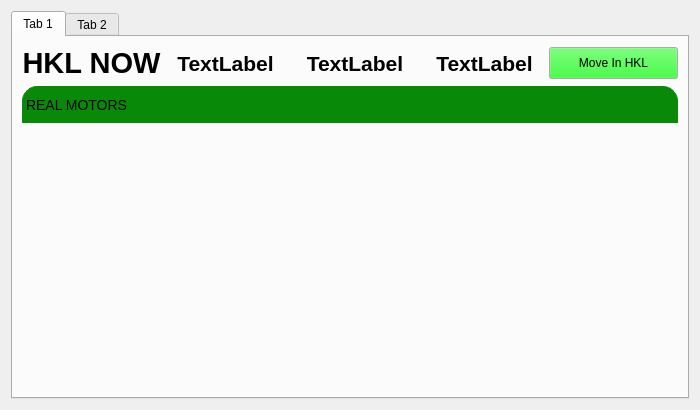
Qt form gui/main2.ui (HugoValim/DAF) before a commit.
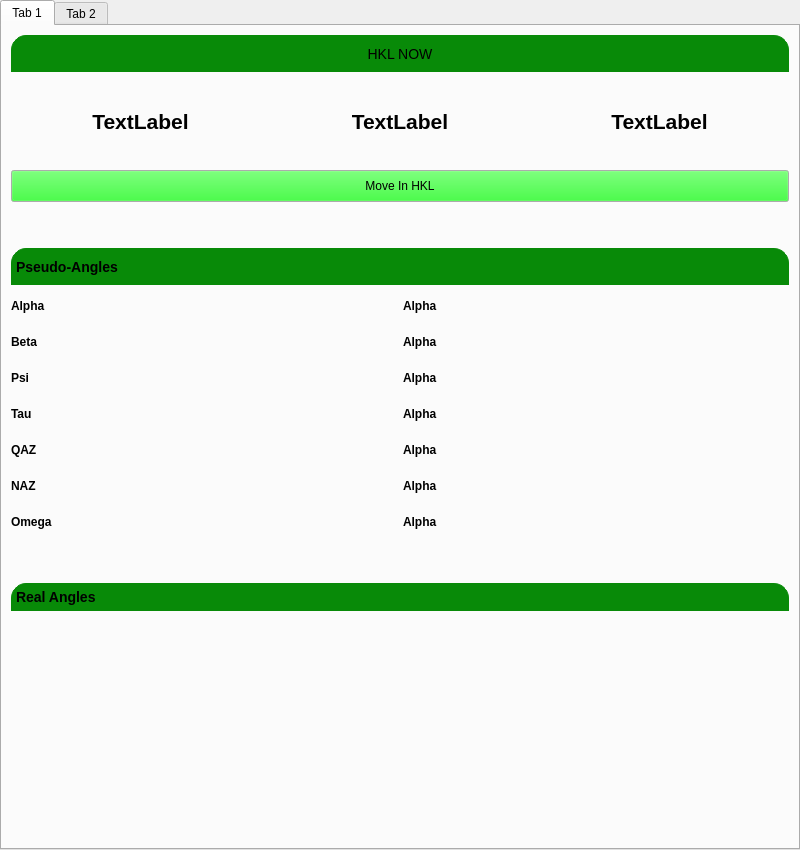
The same form after that commit. Custom widgets are drawn as their Qt base class.

Patch:
```diff
--- a/gui/main2.ui
+++ b/gui/main2.ui
@@ -6,14 +6,29 @@
    <rect>
     <x>0</x>
     <y>0</y>
-    <width>700</width>
-    <height>410</height>
+    <width>800</width>
+    <height>850</height>
    </rect>
   </property>
   <property name="windowTitle">
    <string>Form</string>
   </property>
   <layout class="QVBoxLayout" name="verticalLayout">
+   <property name="spacing">
+    <number>0</number>
+   </property>
+   <property name="leftMargin">
+    <number>0</number>
+   </property>
+   <property name="topMargin">
+    <number>0</number>
+   </property>
+   <property name="rightMargin">
+    <number>0</number>
+   </property>
+   <property name="bottomMargin">
+    <number>0</number>
+   </property>
    <item>
     <widget class="QTabWidget" name="tabWidget">
      <property name="styleSheet">
@@ -28,19 +43,31 @@
       </attribute>
       <layout class="QVBoxLayout" name="verticalLayout_2">
        <item>
-        <layout class="QGridLayout" name="gridLayout">
-         <property name="spacing">
-          <number>0</number>
-         </property>
-         <item row="0" column="0">
           <widget class="QLabel" name="label_2">
+         <property name="minimumSize">
+          <size>
+           <width>0</width>
+           <height>32</height>
+          </size>
+         </property>
            <property name="font">
             <font>
-             <pointsize>22</pointsize>
-             <weight>75</weight>
-             <bold>true</bold>
-            </font>
-           </property>
+           <pointsize>-1</pointsize>
+          </font>
+         </property>
+         <property name="styleSheet">
+          <string notr="true"> QLabel {
+    qproperty-alignment: AlignCenter;
+    border: 1px solid #088A08;
+    border-top-left-radius: 15px;
+    border-top-right-radius: 15px;
+    background-color: #088A08;
+    padding: 5px 0px;
+    color: rgb(0, 0, 0);
+    max-height: 25px;
+    font-size: 14px;
+}</string>
+         </property>
            <property name="text">
             <string>HKL NOW</string>
            </property>
@@ -49,8 +76,13 @@
            </property>
           </widget>
          </item>
-         <item row="0" column="2">
-          <widget class="QLabel" name="K_val">
+       <item>
+        <layout class="QGridLayout" name="gridLayout">
+         <property name="spacing">
+          <number>0</number>
+         </property>
+         <item row="0" column="1">
+          <widget class="QLabel" name="H_val">
            <property name="font">
             <font>
              <pointsize>16</pointsize>
@@ -83,8 +115,8 @@
            </property>
           </widget>
          </item>
-         <item row="0" column="1">
-          <widget class="QLabel" name="H_val">
+         <item row="0" column="2">
+          <widget class="QLabel" name="K_val">
            <property name="font">
             <font>
              <pointsize>16</pointsize>
@@ -100,7 +132,9 @@
            </property>
           </widget>
          </item>
-         <item row="0" column="4">
+        </layout>
+       </item>
+       <item>
           <widget class="PyDMRelatedDisplayButton" name="PyDMRelatedDisplayButton">
            <property name="minimumSize">
             <size>
@@ -161,73 +195,412 @@
            </property>
           </widget>
          </item>
+       <item>
+        <spacer name="verticalSpacer_2">
+         <property name="orientation">
+          <enum>Qt::Vertical</enum>
+         </property>
+         <property name="sizeType">
+          <enum>QSizePolicy::Fixed</enum>
+         </property>
+         <property name="sizeHint" stdset="0">
+          <size>
+           <width>20</width>
+           <height>40</height>
+          </size>
+         </property>
+        </spacer>
+       </item>
+       <item>
+        <widget class="QLabel" name="label_4">
+         <property name="font">
+          <font>
+           <pointsize>-1</pointsize>
+           <weight>75</weight>
+           <bold>true</bold>
+          </font>
+         </property>
+         <property name="styleSheet">
+          <string notr="true"> QLabel {
+    qproperty-alignment: AlignCenter;
+    border: 1px solid #088A08;
+    border-top-left-radius: 15px;
+    border-top-right-radius: 15px;
+    background-color: #088A08;
+    padding: 5px 0px;
+    color: rgb(0, 0, 0);
+    max-height: 25px;
+    font-size: 14px;
+}</string>
+         </property>
+         <property name="text">
+          <string>Pseudo-Angles</string>
+         </property>
+        </widget>
+       </item>
+       <item>
+        <layout class="QGridLayout" name="gridLayout_3">
+         <item row="4" column="1">
+          <widget class="QLabel" name="label_qaz">
+           <property name="minimumSize">
+            <size>
+             <width>0</width>
+             <height>30</height>
+            </size>
+           </property>
+           <property name="maximumSize">
+            <size>
+             <width>16777215</width>
+             <height>38</height>
+            </size>
+           </property>
+           <property name="font">
+            <font>
+             <weight>75</weight>
+             <bold>true</bold>
+            </font>
+           </property>
+           <property name="text">
+            <string>Alpha</string>
+           </property>
+          </widget>
+         </item>
+         <item row="0" column="1">
+          <widget class="QLabel" name="label_alpha">
+           <property name="sizePolicy">
+            <sizepolicy hsizetype="Preferred" vsizetype="Preferred">
+             <horstretch>0</horstretch>
+             <verstretch>0</verstretch>
+            </sizepolicy>
+           </property>
+           <property name="minimumSize">
+            <size>
+             <width>0</width>
+             <height>30</height>
+            </size>
+           </property>
+           <property name="maximumSize">
+            <size>
+             <width>16777215</width>
+             <height>38</height>
+            </size>
+           </property>
+           <property name="font">
+            <font>
+             <weight>75</weight>
+             <bold>true</bold>
+            </font>
+           </property>
+           <property name="text">
+            <string>Alpha</string>
+           </property>
+          </widget>
+         </item>
+         <item row="6" column="1">
+          <widget class="QLabel" name="label_omega">
+           <property name="minimumSize">
+            <size>
+             <width>0</width>
+             <height>30</height>
+            </size>
+           </property>
+           <property name="maximumSize">
+            <size>
+             <width>16777215</width>
+             <height>38</height>
+            </size>
+           </property>
+           <property name="font">
+            <font>
+             <weight>75</weight>
+             <bold>true</bold>
+            </font>
+           </property>
+           <property name="text">
+            <string>Alpha</string>
+           </property>
+          </widget>
+         </item>
+         <item row="6" column="0">
+          <widget class="QLabel" name="label_15">
+           <property name="minimumSize">
+            <size>
+             <width>0</width>
+             <height>30</height>
+            </size>
+           </property>
+           <property name="maximumSize">
+            <size>
+             <width>16777215</width>
+             <height>38</height>
+            </size>
+           </property>
+           <property name="font">
+            <font>
+             <weight>75</weight>
+             <bold>true</bold>
+            </font>
+           </property>
+           <property name="text">
+            <string>Omega</string>
+           </property>
+          </widget>
+         </item>
+         <item row="2" column="0">
+          <widget class="QLabel" name="label_7">
+           <property name="minimumSize">
+            <size>
+             <width>0</width>
+             <height>30</height>
+            </size>
+           </property>
+           <property name="maximumSize">
+            <size>
+             <width>16777215</width>
+             <height>38</height>
+            </size>
+           </property>
+           <property name="font">
+            <font>
+             <weight>75</weight>
+             <bold>true</bold>
+            </font>
+           </property>
+           <property name="text">
+            <string>Psi</string>
+           </property>
+          </widget>
+         </item>
+         <item row="1" column="0">
+          <widget class="QLabel" name="label_5">
+           <property name="minimumSize">
+            <size>
+             <width>0</width>
+             <height>30</height>
+            </size>
+           </property>
+           <property name="maximumSize">
+            <size>
+             <width>16777215</width>
+             <height>38</height>
+            </size>
+           </property>
+           <property name="font">
+            <font>
+             <weight>75</weight>
+             <bold>true</bold>
+            </font>
+           </property>
+           <property name="text">
+            <string>Beta</string>
+           </property>
+          </widget>
+         </item>
+         <item row="5" column="0">
+          <widget class="QLabel" name="label_13">
+           <property name="minimumSize">
+            <size>
+             <width>0</width>
+             <height>30</height>
+            </size>
+           </property>
+           <property name="maximumSize">
+            <size>
+             <width>16777215</width>
+             <height>38</height>
+            </size>
+           </property>
+           <property name="font">
+            <font>
+             <weight>75</weight>
+             <bold>true</bold>
+            </font>
+           </property>
+           <property name="text">
+            <string>NAZ</string>
+           </property>
+          </widget>
+         </item>
+         <item row="5" column="1">
+          <widget class="QLabel" name="label_naz">
+           <property name="minimumSize">
+            <size>
+             <width>0</width>
+             <height>30</height>
+            </size>
+           </property>
+           <property name="maximumSize">
+            <size>
+             <width>16777215</width>
+             <height>38</height>
+            </size>
+           </property>
+           <property name="font">
+            <font>
+             <weight>75</weight>
+             <bold>true</bold>
+            </font>
+           </property>
+           <property name="text">
+            <string>Alpha</string>
+           </property>
+          </widget>
+         </item>
+         <item row="2" column="1">
+          <widget class="QLabel" name="label_psi">
+           <property name="minimumSize">
+            <size>
+             <width>0</width>
+             <height>30</height>
+            </size>
+           </property>
+           <property name="maximumSize">
+            <size>
+             <width>16777215</width>
+             <height>38</height>
+            </size>
+           </property>
+           <property name="font">
+            <font>
+             <weight>75</weight>
+             <bold>true</bold>
+            </font>
+           </property>
+           <property name="text">
+            <string>Alpha</string>
+           </property>
+          </widget>
+         </item>
+         <item row="3" column="0">
+          <widget class="QLabel" name="label_9">
+           <property name="minimumSize">
+            <size>
+             <width>0</width>
+             <height>30</height>
+            </size>
+           </property>
+           <property name="maximumSize">
+            <size>
+             <width>16777215</width>
+             <height>38</height>
+            </size>
+           </property>
+           <property name="font">
+            <font>
+             <weight>75</weight>
+             <bold>true</bold>
+            </font>
+           </property>
+           <property name="text">
+            <string>Tau</string>
+           </property>
+          </widget>
+         </item>
+         <item row="1" column="1">
+          <widget class="QLabel" name="label_beta">
+           <property name="minimumSize">
+            <size>
+             <width>0</width>
+             <height>30</height>
+            </size>
+           </property>
+           <property name="maximumSize">
+            <size>
+             <width>16777215</width>
+             <height>38</height>
+            </size>
+           </property>
+           <property name="font">
+            <font>
+             <weight>75</weight>
+             <bold>true</bold>
+            </font>
+           </property>
+           <property name="text">
+            <string>Alpha</string>
+           </property>
+          </widget>
+         </item>
+         <item row="0" column="0">
+          <widget class="QLabel" name="label_3">
+           <property name="minimumSize">
+            <size>
+             <width>0</width>
+             <height>30</height>
+            </size>
+           </property>
+           <property name="maximumSize">
+            <size>
+             <width>16777215</width>
+             <height>38</height>
+            </size>
+           </property>
+           <property name="font">
+            <font>
+             <weight>75</weight>
+             <bold>true</bold>
+            </font>
+           </property>
+           <property name="text">
+            <string>Alpha</string>
+           </property>
+          </widget>
+         </item>
+         <item row="4" column="0">
+          <widget class="QLabel" name="label_11">
+           <property name="minimumSize">
+            <size>
+             <width>0</width>
+             <height>30</height>
+            </size>
+           </property>
+           <property name="maximumSize">
+            <size>
+             <width>16777215</width>
+             <height>38</height>
+            </size>
+           </property>
+           <property name="font">
+            <font>
+             <weight>75</weight>
+             <bold>true</bold>
+            </font>
+           </property>
+           <property name="text">
+            <string>QAZ</string>
+           </property>
+          </widget>
+         </item>
+         <item row="3" column="1">
+          <widget class="QLabel" name="label_tau">
+           <property name="minimumSize">
+            <size>
+             <width>0</width>
+             <height>30</height>
+            </size>
+           </property>
+           <property name="maximumSize">
+            <size>
+             <width>16777215</width>
+             <height>38</height>
+            </size>
+           </property>
+           <property name="font">
+            <font>
+             <weight>75</weight>
+             <bold>true</bold>
+            </font>
+           </property>
+           <property name="text">
+            <string>Alpha</string>
+           </property>
+          </widget>
+         </item>
         </layout>
        </item>
        <item>
         <layout class="QGridLayout" name="gridLayout_2">
-         <item row="1" column="0">
-          <widget class="PyDMEmbeddedDisplay" name="PyDMEmbeddedDisplay">
-           <property name="sizePolicy">
-            <sizepolicy hsizetype="Preferred" vsizetype="Fixed">
-             <horstretch>0</horstretch>
-             <verstretch>0</verstretch>
-            </sizepolicy>
-           </property>
-           <property name="minimumSize">
-            <size>
-             <width>400</width>
-             <height>32</height>
-            </size>
-           </property>
-           <property name="maximumSize">
-            <size>
-             <width>16777215</width>
-             <height>38</height>
-            </size>
-           </property>
-           <property name="toolTip">
-            <string/>
-           </property>
-           <property name="macros" stdset="0">
-            <string>{&quot;MOTOR&quot;:&quot;${CHI_MOTOR}&quot;}</string>
-           </property>
-           <property name="filename" stdset="0">
-            <string>motors.ui</string>
-           </property>
-          </widget>
-         </item>
          <item row="3" column="0">
-          <widget class="PyDMEmbeddedDisplay" name="PyDMEmbeddedDisplay_3">
-           <property name="sizePolicy">
-            <sizepolicy hsizetype="Preferred" vsizetype="Fixed">
-             <horstretch>0</horstretch>
-             <verstretch>0</verstretch>
-            </sizepolicy>
-           </property>
-           <property name="minimumSize">
-            <size>
-             <width>400</width>
-             <height>32</height>
-            </size>
-           </property>
-           <property name="maximumSize">
-            <size>
-             <width>16777215</width>
-             <height>38</height>
-            </size>
-           </property>
-           <property name="toolTip">
-            <string/>
-           </property>
-           <property name="macros" stdset="0">
-            <string>{&quot;MOTOR&quot;:&quot;${MU_MOTOR}&quot;}</string>
-           </property>
-           <property name="filename" stdset="0">
-            <string>motors.ui</string>
-           </property>
-          </widget>
-         </item>
-         <item row="2" column="0">
           <widget class="PyDMEmbeddedDisplay" name="PyDMEmbeddedDisplay_2">
            <property name="sizePolicy">
             <sizepolicy hsizetype="Preferred" vsizetype="Fixed">
@@ -259,6 +632,95 @@
           </widget>
          </item>
          <item row="6" column="0">
+          <widget class="PyDMEmbeddedDisplay" name="PyDMEmbeddedDisplay_5">
+           <property name="sizePolicy">
+            <sizepolicy hsizetype="Preferred" vsizetype="Fixed">
+             <horstretch>0</horstretch>
+             <verstretch>0</verstretch>
+            </sizepolicy>
+           </property>
+           <property name="minimumSize">
+            <size>
+             <width>400</width>
+             <height>32</height>
+            </size>
+           </property>
+           <property name="maximumSize">
+            <size>
+             <width>16777215</width>
+             <height>38</height>
+            </size>
+           </property>
+           <property name="toolTip">
+            <string/>
+           </property>
+           <property name="macros" stdset="0">
+            <string>{&quot;MOTOR&quot;:&quot;${ETA_MOTOR}&quot;}</string>
+           </property>
+           <property name="filename" stdset="0">
+            <string>motors.ui</string>
+           </property>
+          </widget>
+         </item>
+         <item row="2" column="0">
+          <widget class="PyDMEmbeddedDisplay" name="PyDMEmbeddedDisplay">
+           <property name="sizePolicy">
+            <sizepolicy hsizetype="Preferred" vsizetype="Fixed">
+             <horstretch>0</horstretch>
+             <verstretch>0</verstretch>
+            </sizepolicy>
+           </property>
+           <property name="minimumSize">
+            <size>
+             <width>400</width>
+             <height>32</height>
+            </size>
+           </property>
+           <property name="maximumSize">
+            <size>
+             <width>16777215</width>
+             <height>38</height>
+            </size>
+           </property>
+           <property name="toolTip">
+            <string/>
+           </property>
+           <property name="macros" stdset="0">
+            <string>{&quot;MOTOR&quot;:&quot;${CHI_MOTOR}&quot;}</string>
+           </property>
+           <property name="filename" stdset="0">
+            <string>motors.ui</string>
+           </property>
+          </widget>
+         </item>
+         <item row="1" column="0">
+          <widget class="QLabel" name="label">
+           <property name="font">
+            <font>
+             <pointsize>-1</pointsize>
+             <weight>75</weight>
+             <bold>true</bold>
+            </font>
+           </property>
+           <property name="styleSheet">
+            <string notr="true"> QLabel {
+    qproperty-alignment: AlignCenter;
+    border: 1px solid #088A08;
+    border-top-left-radius: 15px;
+    border-top-right-radius: 15px;
+    background-color: #088A08;
+    padding: 5px 0px;
+    color: rgb(0, 0, 0);
+    max-height: 25px;
+    font-size: 14px;
+}</string>
+           </property>
+           <property name="text">
+            <string>Real Angles</string>
+           </property>
+          </widget>
+         </item>
+         <item row="7" column="0">
           <widget class="PyDMEmbeddedDisplay" name="PyDMEmbeddedDisplay_6">
            <property name="sizePolicy">
             <sizepolicy hsizetype="Preferred" vsizetype="Fixed">
@@ -289,7 +751,7 @@
            </property>
           </widget>
          </item>
-         <item row="4" column="0">
+         <item row="5" column="0">
           <widget class="PyDMEmbeddedDisplay" name="PyDMEmbeddedDisplay_4">
            <property name="sizePolicy">
             <sizepolicy hsizetype="Preferred" vsizetype="Fixed">
@@ -320,8 +782,8 @@
            </property>
           </widget>
          </item>
-         <item row="5" column="0">
-          <widget class="PyDMEmbeddedDisplay" name="PyDMEmbeddedDisplay_5">
+         <item row="4" column="0">
+          <widget class="PyDMEmbeddedDisplay" name="PyDMEmbeddedDisplay_3">
            <property name="sizePolicy">
             <sizepolicy hsizetype="Preferred" vsizetype="Fixed">
              <horstretch>0</horstretch>
@@ -352,29 +814,20 @@
           </widget>
          </item>
          <item row="0" column="0">
-          <widget class="QLabel" name="label">
-           <property name="font">
-            <font>
-             <pointsize>-1</pointsize>
-            </font>
+          <spacer name="verticalSpacer">
+           <property name="orientation">
+            <enum>Qt::Vertical</enum>
            </property>
-           <property name="styleSheet">
-            <string notr="true"> QLabel {
-    qproperty-alignment: AlignCenter;
-    border: 1px solid #088A08;
-    border-top-left-radius: 15px;
-    border-top-right-radius: 15px;
-    background-color: #088A08;
-    padding: 5px 0px;
-    color: rgb(0, 0, 0);
-    max-height: 25px;
-    font-size: 14px;
-}</string>
+           <property name="sizeType">
+            <enum>QSizePolicy::Fixed</enum>
            </property>
-           <property name="text">
-            <string>REAL MOTORS</string>
+           <property name="sizeHint" stdset="0">
+            <size>
+             <width>20</width>
+             <height>40</height>
+            </size>
            </property>
-          </widget>
+          </spacer>
          </item>
         </layout>
        </item>
```
Left out of the diff: 2 changed lines with no effect on the pictures. Lines whose indentation alone changed are shown as unchanged.
